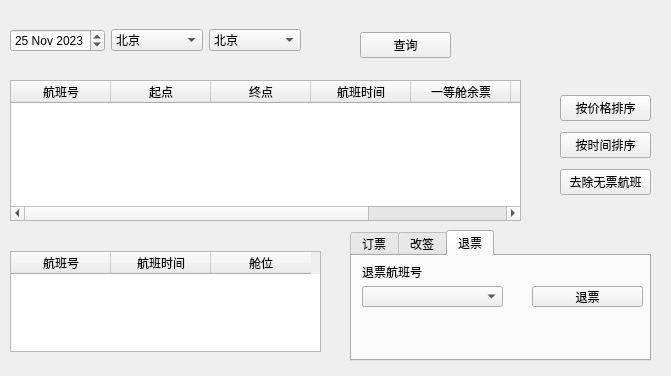
First picture: the form in ticketmanagesystem.ui, repository Ecazy/TicketManageSystem, before the edit.
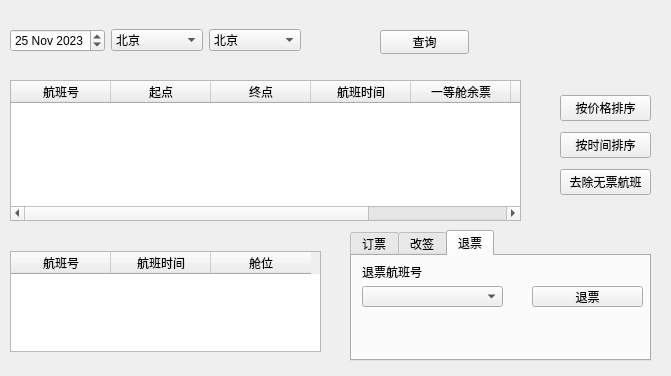
Second picture: the form after the edit. The open tabs and pages were chosen to show the change.

Commit message: modify the functions connecting the GUI and system

```diff
--- a/ticketmanagesystem.ui
+++ b/ticketmanagesystem.ui
@@ -97,25 +97,6 @@
     </item>
    </layout>
   </widget>
-  <widget class="QWidget" name="horizontalLayoutWidget_2">
-   <property name="geometry">
-    <rect>
-     <x>360</x>
-     <y>30</y>
-     <width>91</width>
-     <height>31</height>
-    </rect>
-   </property>
-   <layout class="QHBoxLayout" name="TicketFuction">
-    <item>
-     <widget class="QPushButton" name="Inquire">
-      <property name="text">
-       <string>查询</string>
-      </property>
-     </widget>
-    </item>
-   </layout>
-  </widget>
   <widget class="QTableWidget" name="TicketsAvailable">
    <property name="enabled">
     <bool>true</bool>
@@ -434,6 +415,19 @@
     </widget>
    </widget>
   </widget>
+  <widget class="QPushButton" name="Inquire">
+   <property name="geometry">
+    <rect>
+     <x>380</x>
+     <y>30</y>
+     <width>89</width>
+     <height>24</height>
+    </rect>
+   </property>
+   <property name="text">
+    <string>查询</string>
+   </property>
+  </widget>
  </widget>
  <resources/>
  <connections/>
```
Left out of the diff: 4 changed lines with no effect on the pictures. The commit also changes 4 other files.
